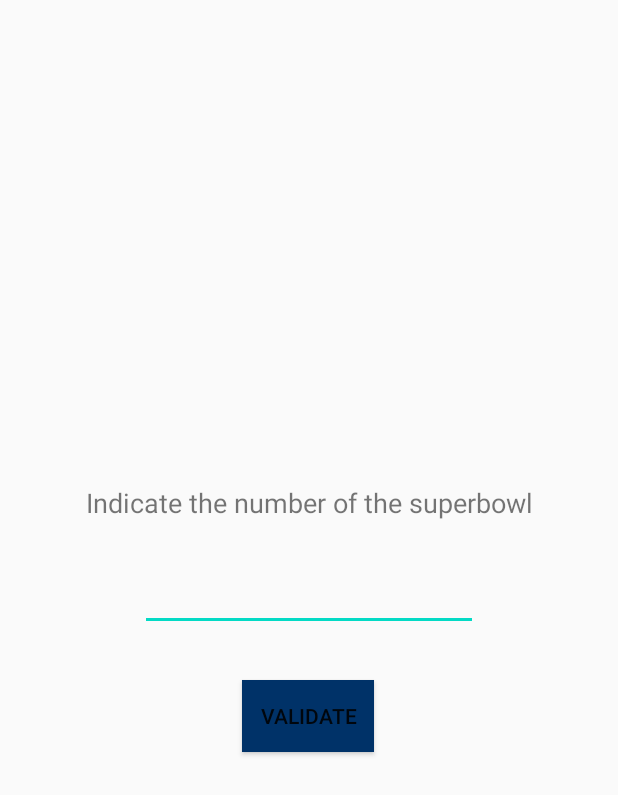
After one commit to RomaricHaby/NFL_Super_Bowl-, an Android app: the layout dialog_num_superbowl.xml on its own in the app's theme, with its tools: preview values and no code run, on a phone screen of 412 x 824 dp. The commit adds this screen. Shown: the top 795 px of the screen. Run offline under Robolectric (Android 15) with nearby library versions, the phone set to English and light mode, and no system bars; network calls fail.

```diff
--- /dev/null
+++ b/app/src/main/res/layout/dialog_num_superbowl.xml
@@ -0,0 +1,61 @@
+<?xml version="1.0" encoding="utf-8"?>
+<androidx.constraintlayout.widget.ConstraintLayout
+    xmlns:android="http://schemas.android.com/apk/res/android"
+    xmlns:app="http://schemas.android.com/apk/res-auto"
+    xmlns:tools="http://schemas.android.com/tools"
+    android:layout_width="match_parent"
+    android:layout_height="match_parent">
+
+
+    <androidx.constraintlayout.widget.ConstraintLayout
+        android:layout_width="344dp"
+        android:layout_height="193dp"
+        android:layout_margin="16dp"
+        android:orientation="vertical"
+        app:layout_constraintBottom_toBottomOf="parent"
+        app:layout_constraintEnd_toEndOf="parent"
+        app:layout_constraintStart_toStartOf="parent"
+        app:layout_constraintTop_toTopOf="parent">
+
+        <TextView
+            android:id="@+id/textView3"
+            android:layout_width="wrap_content"
+
+            android:layout_height="wrap_content"
+            android:text="Indicate the number of the superbowl"
+            android:textSize="18sp"
+            app:layout_constraintBottom_toTopOf="@+id/numSuperBowl"
+            app:layout_constraintEnd_toEndOf="parent"
+            app:layout_constraintStart_toStartOf="parent"
+            app:layout_constraintTop_toTopOf="parent" />
+
+        <EditText
+            android:id="@+id/numSuperBowl"
+            android:layout_width="225dp"
+
+            android:layout_height="43dp"
+            android:layout_marginTop="22dp"
+            android:layout_marginBottom="25dp"
+            android:imeOptions="actionNext"
+            android:inputType="number"
+            app:layout_constraintBottom_toTopOf="@+id/submit_button"
+            app:layout_constraintEnd_toEndOf="parent"
+            app:layout_constraintStart_toStartOf="parent"
+            app:layout_constraintTop_toBottomOf="@+id/textView3" />
+
+        <Button
+            android:id="@+id/submit_button"
+            android:layout_width="wrap_content"
+            android:layout_height="wrap_content"
+
+            android:layout_marginStart="142dp"
+            android:layout_marginEnd="143dp"
+            android:background="@color/colorPrimary"
+            android:text="Validate"
+            app:layout_constraintBottom_toBottomOf="parent"
+            app:layout_constraintEnd_toEndOf="parent"
+            app:layout_constraintStart_toStartOf="parent"
+            app:layout_constraintTop_toBottomOf="@+id/numSuperBowl" />
+    </androidx.constraintlayout.widget.ConstraintLayout>
+
+</androidx.constraintlayout.widget.ConstraintLayout>
--- a/app/src/main/res/values/colors.xml
+++ b/app/src/main/res/values/colors.xml
@@ -5,5 +5,6 @@
     <color name="colorAccent">#03DAC5</color>
     <color name="white">#ffffff</color>
     <color name="blacklogo">#17181D</color>
+    <color name="falcons">#B40D1F</color>
 
 </resources>
--- a/app/src/main/res/values/strings.xml
+++ b/app/src/main/res/values/strings.xml
@@ -3,4 +3,5 @@
     <string name="icon_nfl">icon NFL</string>
     <string name="developed_by_romaric_haby">Developed by Romaric Haby</string>
     <string name="helmet">helmet</string>
+    <string name="super_bowl_number">super bowl number</string>
 </resources>
--- a/app/src/main/res/values/styles.xml
+++ b/app/src/main/res/values/styles.xml
@@ -9,7 +9,7 @@
 
     <style name="AppTheme.WhiteAccent">
         <item name="colorAccent">@color/white</item>
+    </style>
 
 
-    </style>
 </resources>
```
Also changed, not shown: app/src/main/java/com/example/miniprojet/HelmetTeamActivity.java (+52 -33 lines), app/src/main/java/com/example/miniprojet/MainActivity.java (+84 -21 lines), app/src/main/java/com/example/miniprojet/Model/TeamHelmet.java (+28 -4 lines), app/src/main/res/layout/activity_main.xml (+24 -3 lines), app/src/main/res/drawable/cup_super_bowl.png (added), app/src/main/res/drawable/map5.png (added).
